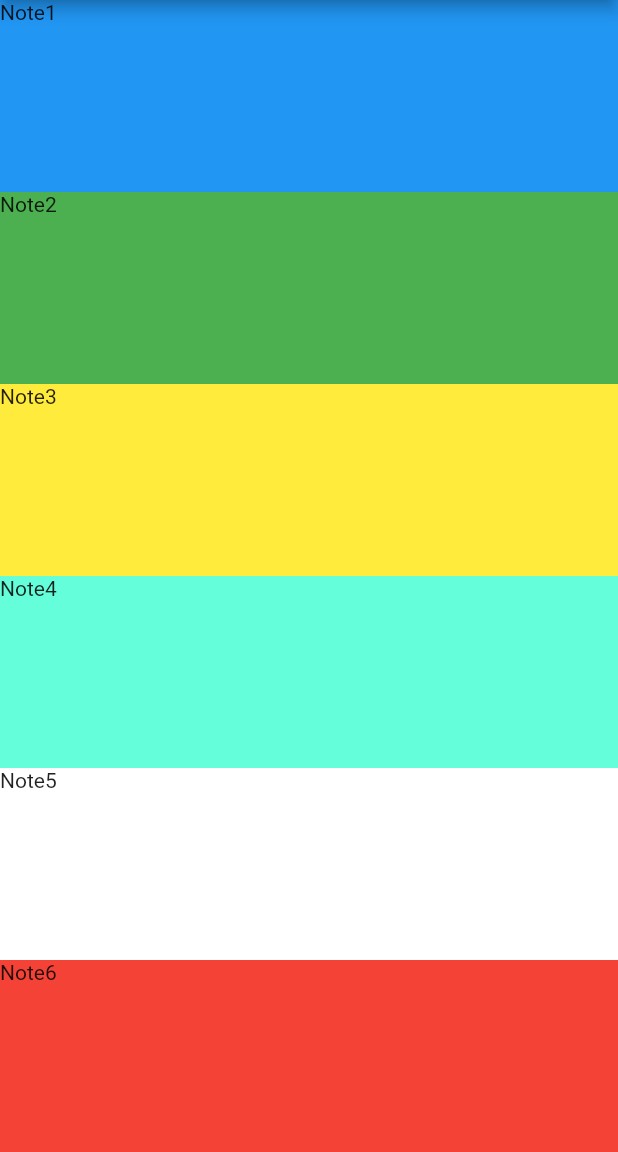
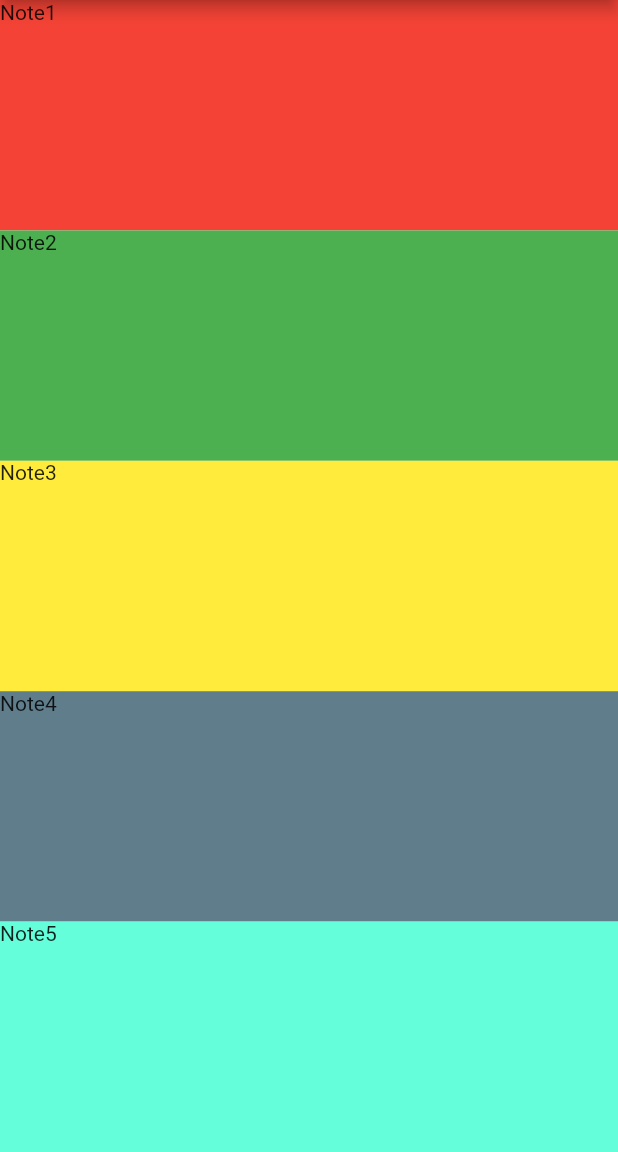
Before and after one commit to TienPhuc02/xylophone-flutter, a Flutter app: the screen it shows after launch, on a phone screen of 412 x 824 dp, the part 84-1236 px from its top. Run offline on Flutter 3.47's test engine with Material 2 defaults, Android fonts, the light colour scheme and no system bars; our stand-ins replace audioplayers.

Commit message:
use array, for loop ,tối ưu code

```diff
--- a/lib/main.dart
+++ b/lib/main.dart
@@ -12,6 +12,14 @@ class MyApp extends StatefulWidget {
 }
 
 class _MyAppState extends State<MyApp> {
+  var listColor = [
+    Colors.blue,
+    Colors.red,
+    Colors.green,
+    Colors.yellow,
+    Colors.blueGrey,
+    Colors.tealAccent,
+  ];
   final player = AudioPlayer();
   void playSound(String path) async {
     await player.play(AssetSource(path));
@@ -28,72 +36,74 @@ class _MyAppState extends State<MyApp> {
           child: Column(
             crossAxisAlignment: CrossAxisAlignment.stretch,
             children: <Widget>[
+              for (var i = 1; i < listColor.length; i++)
                 Expanded(
                   child: Container(
-                  color: Colors.blue,
+                    color: listColor[i],
                     child: GestureDetector(
-                    child: const Text("Note1"),
+                      child: Text('Note$i'),
                       onTap: () {
-                      playSound("note1.wav");
+                        playSound("note$i.wav");
                       },
                     ),
                   ),
                 ),
-              Expanded(
-                child: Container(
-                  color: Colors.green,
-                  child: GestureDetector(
-                    child: const Text("Note2"),
-                    onTap: () {
-                      playSound("note2.wav");
-                    },
-                  ),
-                ),
-              ),
-              Expanded(
-                child: Container(
-                  color: Colors.yellow,
-                  child: GestureDetector(
-                    child: const Text("Note3"),
-                    onTap: () {
-                      playSound("note3.wav");
-                    },
-                  ),
-                ),
-              ),
-              Expanded(
-                child: Container(
-                  color: Colors.tealAccent,
-                  child: GestureDetector(
-                    child: const Text("Note4"),
-                    onTap: () {
-                      playSound("note4.wav");
-                    },
-                  ),
-                ),
-              ),
-              Expanded(
-                child: Container(
-                  color: Colors.white,
-                  child: GestureDetector(
-                    child: const Text("Note5"),
-                    onTap: () {
-                      playSound("note5.wav");
-                    },
-                  ),
-                ),
-              ),
-              Expanded(
-                child: Container(
-                  color: Colors.red,
-                  child: GestureDetector(
-                    child: const Text("Note6"),
-                    onTap: () {
-                      playSound("note6.wav");
-                    },
-                  ),
-                ),
-              ),
+
+              // Expanded(
+              //   child: Container(
+              //     color: Colors.green,
+              //     child: GestureDetector(
+              //       child: const Text("Note2"),
+              //       onTap: () {
+              //         playSound("note2.wav");
+              //       },
+              //     ),
+              //   ),
+              // ),
+              // Expanded(
+              //   child: Container(
+              //     color: Colors.yellow,
+              //     child: GestureDetector(
+              //       child: const Text("Note3"),
+              //       onTap: () {
+              //         playSound("note3.wav");
+              //       },
+              //     ),
+              //   ),
+              // ),
+              // Expanded(
+              //   child: Container(
+              //     color: Colors.tealAccent,
+              //     child: GestureDetector(
+              //       child: const Text("Note4"),
+              //       onTap: () {
+              //         playSound("note4.wav");
+              //       },
+              //     ),
+              //   ),
+              // ),
+              // Expanded(
+              //   child: Container(
+              //     color: Colors.white,
+              //     child: GestureDetector(
+              //       child: const Text("Note5"),
+              //       onTap: () {
+              //         playSound("note5.wav");
+              //       },
+              //     ),
+              //   ),
+              // ),
+              // Expanded(
+              //   child: Container(
+              //     color: Colors.red,
+              //     child: GestureDetector(
+              //       child: const Text("Note6"),
+              //       onTap: () {
+              //         playSound("note6.wav");
+              //       },
+              //     ),
+              //   ),
+              // ),
             ],
           ),
         ),
```
Lines whose indentation alone changed are shown as unchanged.
